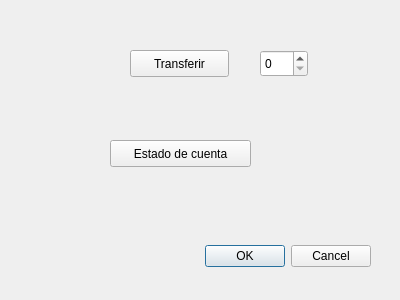
The window that Proyecto1/transacciones.ui (ECruz25/Proyecto_1_Estructura_de_Datos) describes before a commit, drawn with Qt 5.
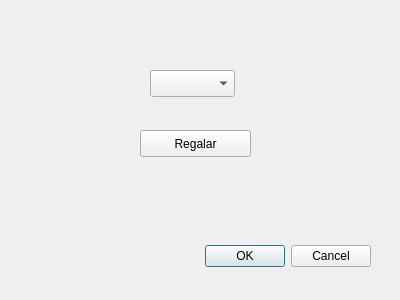
The same window after the commit.

What changed in the file:
```diff
--- a/Proyecto1/transacciones.ui
+++ b/Proyecto1/transacciones.ui
@@ -32,35 +32,22 @@
   <widget class="QPushButton" name="transferir_btn">
    <property name="geometry">
     <rect>
-     <x>130</x>
-     <y>50</y>
-     <width>99</width>
+     <x>140</x>
+     <y>130</y>
+     <width>111</width>
      <height>27</height>
     </rect>
    </property>
    <property name="text">
-    <string>Transferir</string>
+    <string>Regalar</string>
    </property>
   </widget>
-  <widget class="QPushButton" name="estado_cuenta_btn">
+  <widget class="QComboBox" name="comboBox">
    <property name="geometry">
     <rect>
-     <x>110</x>
-     <y>140</y>
-     <width>141</width>
-     <height>27</height>
-    </rect>
-   </property>
-   <property name="text">
-    <string>Estado de cuenta</string>
-   </property>
-  </widget>
-  <widget class="QSpinBox" name="spinBox">
-   <property name="geometry">
-    <rect>
-     <x>260</x>
-     <y>50</y>
-     <width>48</width>
+     <x>150</x>
+     <y>70</y>
+     <width>85</width>
      <height>27</height>
     </rect>
    </property>
```
Left out of the diff: 2 changed lines with no effect on the pictures.
